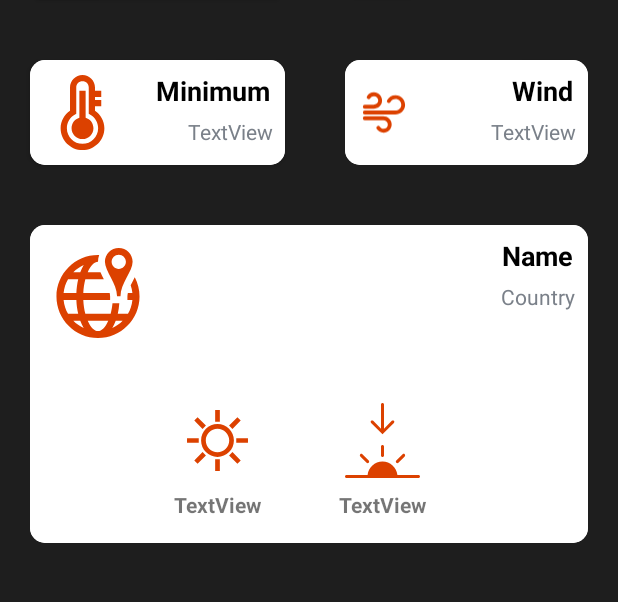
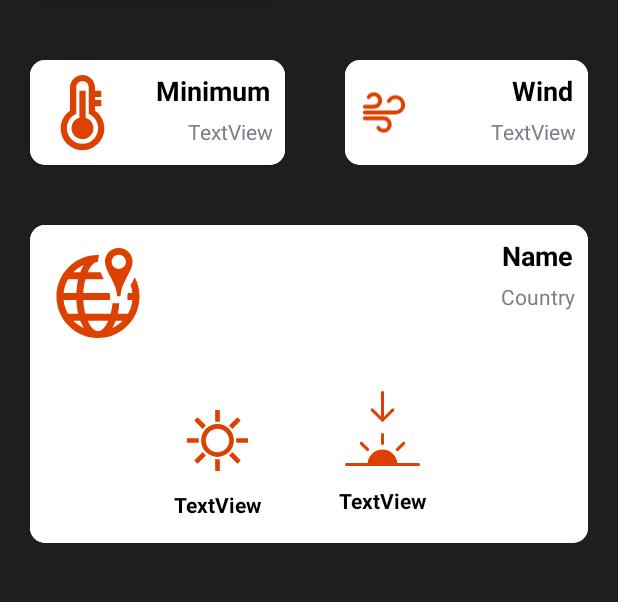
Before and after one commit to Aasif462/Weather-App, an Android app: the screen it shows after launch (MainActivity), on a phone screen of 412 x 824 dp, the part 219-821 px from its top. Run offline under Robolectric (Android 15) with nearby library versions, the phone set to English and light mode, and no system bars; libraries missing offline, so code that uses them is left out: com.karumi.dexter; 1 statement that could not run was skipped.

Commit message:
logo Added

```diff
--- a/app/src/main/res/layout/activity_main.xml
+++ b/app/src/main/res/layout/activity_main.xml
@@ -286,6 +286,7 @@
                 android:layout_marginTop="8dp"
                 android:layout_marginBottom="16dp"
                 android:text="TextView"
+                android:textColor="#000000"
                 android:textStyle="bold"
                 app:layout_constraintBottom_toBottomOf="parent"
                 app:layout_constraintEnd_toEndOf="@+id/imageView3"
@@ -296,8 +297,9 @@
                 android:id="@+id/sunset"
                 android:layout_width="wrap_content"
                 android:layout_height="wrap_content"
-                android:layout_marginTop="8dp"
+                android:layout_marginTop="13dp"
                 android:text="TextView"
+                android:textColor="#000000"
                 android:textStyle="bold"
                 app:layout_constraintEnd_toEndOf="@+id/imageView5"
                 app:layout_constraintStart_toStartOf="@+id/imageView5"
@@ -308,8 +310,8 @@
                 android:layout_width="wrap_content"
                 android:layout_height="wrap_content"
                 android:layout_marginStart="24dp"
-                android:layout_marginTop="8dp"
                 android:layout_marginEnd="100dp"
+                android:layout_marginBottom="8dp"
                 app:layout_constraintBottom_toBottomOf="@+id/imageView3"
                 app:layout_constraintEnd_toEndOf="parent"
                 app:layout_constraintHorizontal_bias="0.744"
```
